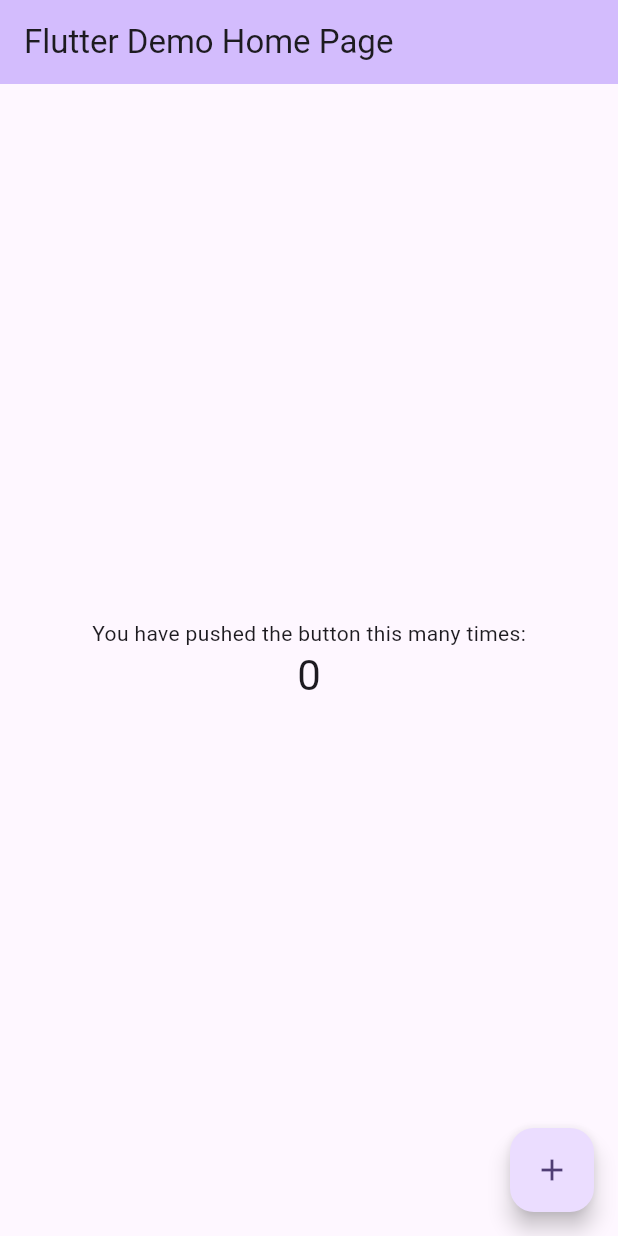
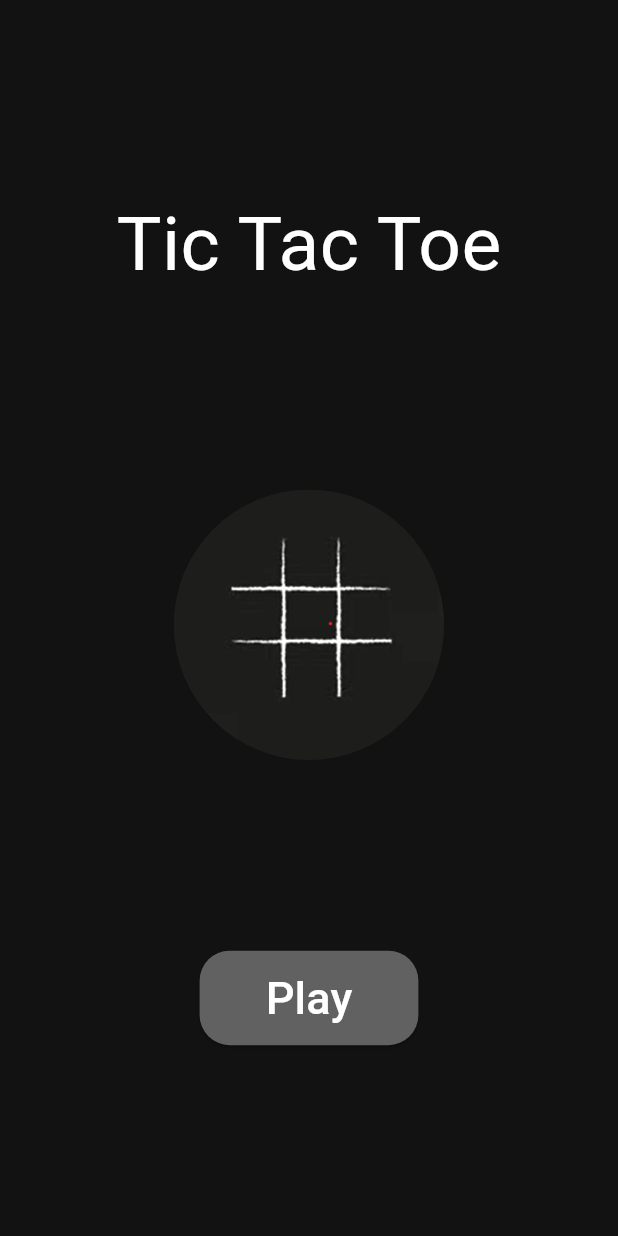
Before and after one commit to ALi-Maher-Mohamed/Tic-Tac-Game, a Flutter app: the screen it shows after launch, on a phone screen of 412 x 824 dp. Run offline on Flutter 3.47's test engine with Material 3 defaults, Android fonts, the phone set to English and light mode, and no system bars; drawn by our look-alikes of avatar_glow.

Commit message:
adding avatar_glow make intro & home page adding some refactor

```diff
--- a/lib/main.dart
+++ b/lib/main.dart
@@ -1,4 +1,6 @@
 import 'package:flutter/material.dart';
+
+import 'views/intro_view.dart';
 
 void main() {
   runApp(const MyApp());
@@ -7,119 +9,11 @@ void main() {
 class MyApp extends StatelessWidget {
   const MyApp({super.key});
 
-  // This widget is the root of your application.
   @override
   Widget build(BuildContext context) {
-    return MaterialApp(
-      title: 'Flutter Demo',
-      theme: ThemeData(
-        // This is the theme of your application.
-        //
-        // TRY THIS: Try running your application with "flutter run". You'll see
-        // the application has a purple toolbar. Then, without quitting the app,
-        // try changing the seedColor in the colorScheme below to Colors.green
-        // and then invoke "hot reload" (save your changes or press the "hot
-        // reload" button in a Flutter-supported IDE, or press "r" if you used
-        // the command line to start the app).
-        //
-        // Notice that the counter didn't reset back to zero; the application
-        // state is not lost during the reload. To reset the state, use hot
-        // restart instead.
-        //
-        // This works for code too, not just values: Most code changes can be
-        // tested with just a hot reload.
-        colorScheme: ColorScheme.fromSeed(seedColor: Colors.deepPurple),
-        useMaterial3: true,
-      ),
-      home: const MyHomePage(title: 'Flutter Demo Home Page'),
+    return const MaterialApp(
+      debugShowCheckedModeBanner: false,
+      home: Scaffold(body: IntroView()),
     );
   }
 }
-
-class MyHomePage extends StatefulWidget {
-  const MyHomePage({super.key, required this.title});
-
-  // This widget is the home page of your application. It is stateful, meaning
-  // that it has a State object (defined below) that contains fields that affect
-  // how it looks.
-
-  // This class is the configuration for the state. It holds the values (in this
-  // case the title) provided by the parent (in this case the App widget) and
-  // used by the build method of the State. Fields in a Widget subclass are
-  // always marked "final".
-
-  final String title;
-
-  @override
-  State<MyHomePage> createState() => _MyHomePageState();
-}
-
-class _MyHomePageState extends State<MyHomePage> {
-  int _counter = 0;
-
-  void _incrementCounter() {
-    setState(() {
-      // This call to setState tells the Flutter framework that something has
-      // changed in this State, which causes it to rerun the build method below
-      // so that the display can reflect the updated values. If we changed
-      // _counter without calling setState(), then the build method would not be
-      // called again, and so nothing would appear to happen.
-      _counter++;
-    });
-  }
-
-  @override
-  Widget build(BuildContext context) {
-    // This method is rerun every time setState is called, for instance as done
-    // by the _incrementCounter method above.
-    //
-    // The Flutter framework has been optimized to make rerunning build methods
-    // fast, so that you can just rebuild anything that needs updating rather
-    // than having to individually change instances of widgets.
-    return Scaffold(
-      appBar: AppBar(
-        // TRY THIS: Try changing the color here to a specific color (to
-        // Colors.amber, perhaps?) and trigger a hot reload to see the AppBar
-        // change color while the other colors stay the same.
-        backgroundColor: Theme.of(context).colorScheme.inversePrimary,
-        // Here we take the value from the MyHomePage object that was created by
-        // the App.build method, and use it to set our appbar title.
-        title: Text(widget.title),
-      ),
-      body: Center(
-        // Center is a layout widget. It takes a single child and positions it
-        // in the middle of the parent.
-        child: Column(
-          // Column is also a layout widget. It takes a list of children and
-          // arranges them vertically. By default, it sizes itself to fit its
-          // children horizontally, and tries to be as tall as its parent.
-          //
-          // Column has various properties to control how it sizes itself and
-          // how it positions its children. Here we use mainAxisAlignment to
-          // center the children vertically; the main axis here is the vertical
-          // axis because Columns are vertical (the cross axis would be
-          // horizontal).
-          //
-          // TRY THIS: Invoke "debug painting" (choose the "Toggle Debug Paint"
-          // action in the IDE, or press "p" in the console), to see the
-          // wireframe for each widget.
-          mainAxisAlignment: MainAxisAlignment.center,
-          children: <Widget>[
-            const Text(
-              'You have pushed the button this many times:',
-            ),
-            Text(
-              '$_counter',
-              style: Theme.of(context).textTheme.headlineMedium,
-            ),
-          ],
-        ),
-      ),
-      floatingActionButton: FloatingActionButton(
-        onPressed: _incrementCounter,
-        tooltip: 'Increment',
-        child: const Icon(Icons.add),
-      ), // This trailing comma makes auto-formatting nicer for build methods.
-    );
-  }
-}
--- /dev/null
+++ b/lib/views/intro_view.dart
@@ -0,0 +1,63 @@
+import 'package:avatar_glow/avatar_glow.dart';
+import 'package:flutter/material.dart';
+import 'package:tic_tac_game/views/home_view.dart';
+
+class IntroView extends StatelessWidget {
+  const IntroView({super.key});
+
+  @override
+  Widget build(BuildContext context) {
+    return Scaffold(
+      backgroundColor: Color(0xff121212),
+      body: Center(
+        child:
+            Column(mainAxisAlignment: MainAxisAlignment.spaceEvenly, children: [
+          Text(
+            'Tic Tac Toe',
+            style: TextStyle(color: Colors.white, fontSize: 50),
+          ),
+          AvatarGlow(
+            glowShape: BoxShape.circle,
+            startDelay: const Duration(seconds: 1),
+            duration: const Duration(seconds: 2),
+            glowColor: Colors.white,
+            repeat: true,
+            child: CircleAvatar(
+              backgroundColor: const Color(0xff1D1D1D),
+              radius: 90,
+              child: ClipOval(
+                child: Image.asset(
+                  'assets/tic.png',
+                  fit: BoxFit.cover,
+                  width: 180, // Double the radius to fit the CircleAvatar
+                  height: 180,
+                ),
+              ),
+            ),
+          ),
+          ElevatedButton(
+              style: ElevatedButton.styleFrom(
+                backgroundColor: Colors.grey[700],
+                shape: RoundedRectangleBorder(
+                  borderRadius: BorderRadius.circular(20),
+                ),
+              ),
+              onPressed: () {
+                Navigator.push(
+                  context,
+                  MaterialPageRoute(builder: (context) => HomeView()),
+                );
+              },
+              child: Padding(
+                padding:
+                    const EdgeInsets.symmetric(horizontal: 20, vertical: 10),
+                child: Text(
+                  'Play',
+                  style: TextStyle(color: Colors.white, fontSize: 30),
+                ),
+              ))
+        ]),
+      ),
+    );
+  }
+}
--- a/pubspec.yaml
+++ b/pubspec.yaml
@@ -35,6 +35,8 @@ dependencies:
   # Use with the CupertinoIcons class for iOS style icons.
   cupertino_icons: ^1.0.8
 
+  avatar_glow: ^3.0.1
+
 dev_dependencies:
   flutter_test:
     sdk: flutter
@@ -58,8 +60,8 @@ flutter:
   uses-material-design: true
 
   # To add assets to your application, add an assets section, like this:
-  # assets:
-  #   - images/a_dot_burr.jpeg
+  assets:
+    - assets/tic.png
   #   - images/a_dot_ham.jpeg
 
   # An image asset can refer to one or more resolution-specific "variants", see
```
Also changed, not shown: lib/views/home_view.dart (added, +177 -0 lines), lib/widgets/home_footer.dart (added, +45 -0 lines), lib/widgets/home_header.dart (added, +22 -0 lines), assets/tic.png (added), pubspec.lock.
